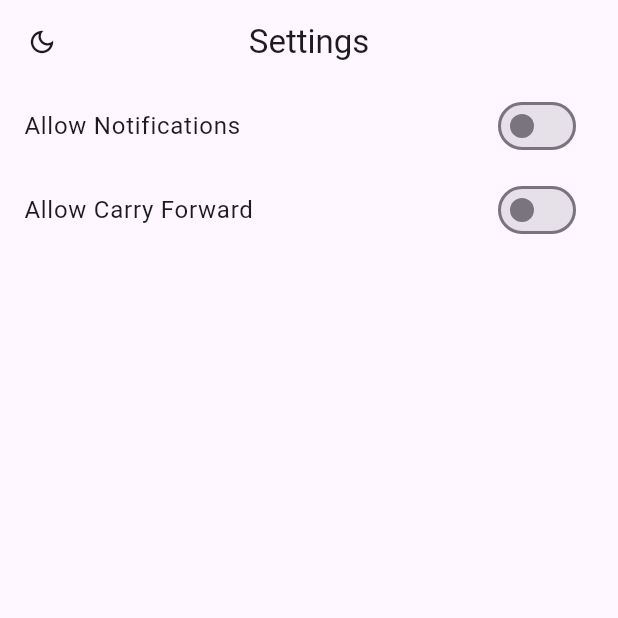
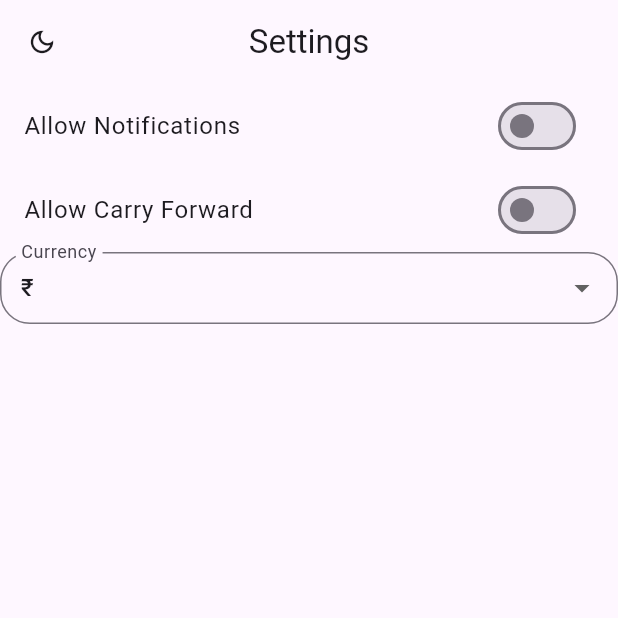
Before and after one commit to jayskhatri/finziee_dart, a Flutter app: the SettingsPage screen opened by its route, on a phone screen of 412 x 824 dp, the top half of it. Run offline on Flutter 3.47's test engine with Material 3 defaults, Android fonts, the phone set to English and light mode, and no system bars; our stand-ins replace auto_animated, flutter_local_notifications, flutter_timezone, get, get_storage, permission_handler and 3 more; accounts and stored records are empty; network calls fail.

Commit message:
basic currency layout added

```diff
--- a/lib/pages/settings_page.dart
+++ b/lib/pages/settings_page.dart
@@ -1,5 +1,6 @@
 import 'package:finziee_dart/services/settings_provider.dart';
 import 'package:finziee_dart/services/shared_pref.dart';
+import 'package:finziee_dart/util/constants.dart';
 import 'package:finziee_dart/util/value_helper.dart';
 import 'package:flutter/material.dart';
 import 'package:get/get.dart';
@@ -19,6 +20,7 @@ class _SettingsPageState extends State<SettingsPage> {
   final TextEditingController _notificationTimeController = TextEditingController();
   final ValueHelper valueHelper = ValueHelper();
   bool cFAllowed = false;
+  String dropdownCurrency = "₹";
 
   @override
   void didChangeDependencies() {
@@ -110,6 +112,31 @@ class _SettingsPageState extends State<SettingsPage> {
                 },
               ),
             ),
+
+            Expanded(
+              child: DropdownButtonFormField(
+                decoration: InputDecoration(
+                  labelText: 'Currency',
+                  border: OutlineInputBorder(
+                    borderRadius: BorderRadius.circular(20.0),
+                  ),
+                  contentPadding: const EdgeInsets.all(10.0),
+                ),
+                value: settingsProvider.currencySymbol,
+                items: Constants.currenciesSymbol.map((String value) {
+                  return DropdownMenuItem<String>(
+                    value: value,
+                    child: Text(value),
+                  );
+                }).toList(),
+                onChanged: (String? value) {
+                  setState(() {
+                    dropdownCurrency = value ?? "₹";
+                  });
+                  settingsProvider.currencySymbol = dropdownCurrency;
+                },
+              ),
+            ),
           ],
         ),
       );
--- a/lib/services/settings_provider.dart
+++ b/lib/services/settings_provider.dart
@@ -6,17 +6,20 @@ class SettingsProvider extends ChangeNotifier{
   late bool? _isNotificationAllowed;
   late bool? _isCFAllowed;
   late TimeOfDay? _notificationTime;
+  late String? _currencySymbol;
   late FinzieeSharedPref _sharedPref;
   bool get isDarkMode => _isDarkMode??false;
   bool get isNotificationAllowed => _isNotificationAllowed??true;
   bool get isCFAllowed => _isCFAllowed??false;
   TimeOfDay get notificationTime => _notificationTime??TimeOfDay(hour: 20, minute: 0);
+  String get currencySymbol => _currencySymbol??"₹";
 
   SettingsProvider(){
     _isDarkMode = false;
     _isNotificationAllowed = true;
     _isCFAllowed = false;
     _notificationTime = TimeOfDay(hour: 20, minute: 0);
+    _currencySymbol = "₹";
     _sharedPref = FinzieeSharedPref();
     getPreferences();
   }
@@ -46,10 +49,17 @@ class SettingsProvider extends ChangeNotifier{
     notifyListeners();
   }
 
+  set currencySymbol(String value) {
+    _currencySymbol = value;
+     _sharedPref.setCurrencySymbol(value);
+    notifyListeners();
+  }
+
   getPreferences() async {
     _isDarkMode = await _sharedPref.getDarkTheme();
     // _isNotificationAllowed = await _sharedPref.getNotificationAllowed();
     _isCFAllowed = await _sharedPref.getCFAllowed();
+    _currencySymbol = await _sharedPref.getCurrencySymbol();
     // _notificationTime = ValueHelper().getTimeOfDayFromString(await _sharedPref.getNotificationTime());
     notifyListeners();
   }
--- a/lib/util/constants.dart
+++ b/lib/util/constants.dart
@@ -50,5 +50,19 @@ class Constants{
       CategoryModel(catName: 'Other', catType: 0, catColor: Colour.colorList.keys.elementAt(7), catIsFav: false),
     ];
 
+  static final List<String> currenciesSymbol = [
+    "₹",
+    "\$",
+    "€",
+    "£",
+    "¥",
+    "₽",
+    "₺",
+    "₩",
+    "₴",
+    "₸",
+    "₮",
+  ];
+
 
 }
```
Also changed, not shown: lib/services/finziee_shared_preferences.dart (+11 -0 lines).
